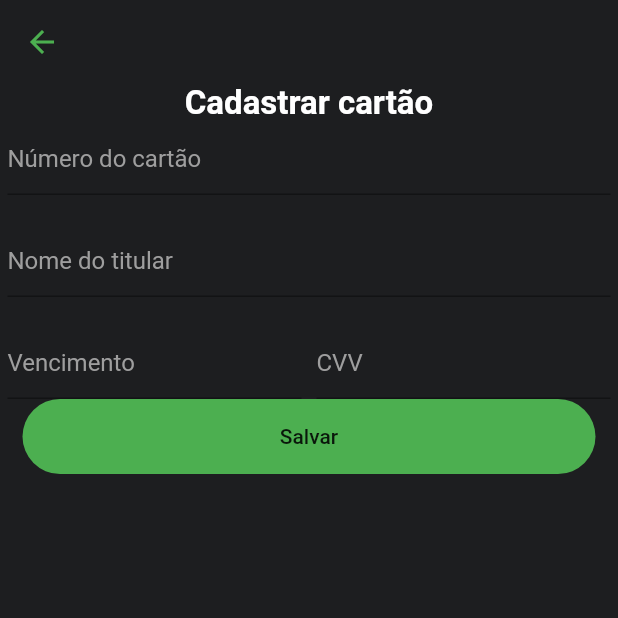
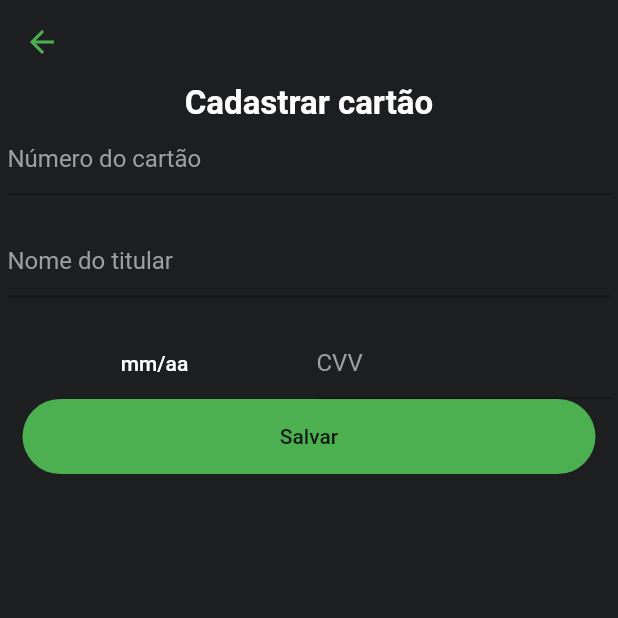
Before and after one commit to muniz95/desafio-picpay-mobile, a Flutter app: the CardFormScreen screen opened directly, on a phone screen of 412 x 824 dp, the top half of it. Run offline on Flutter 3.47's test engine with Material 2 defaults, Android fonts, the phone set to English and light mode, and no system bars; our stand-ins replace dio, rxdart; generated files the repository leaves out were written again; network calls fail.

Commit message:
Layout fixes and datepicker for card expiration added

```diff
--- a/lib/bloc/card.bloc.dart
+++ b/lib/bloc/card.bloc.dart
@@ -3,7 +3,7 @@ import 'package:rxdart/rxdart.dart';
 
 class CardBloc {
   BehaviorSubject<Card> _card = BehaviorSubject<Card>();
-  Stream<Card> get card => _card.stream;
+  Card get card => _card.stream.value;
 
   BehaviorSubject<int> _number = BehaviorSubject<int>();
   Function(int) get setNumber => _number.sink.add;
@@ -11,8 +11,9 @@ class CardBloc {
   BehaviorSubject<String> _titular = BehaviorSubject<String>();
   Function(String) get setTitular => _titular.sink.add;
 
-  BehaviorSubject<DateTime> _expiration = BehaviorSubject<DateTime>();
-  Function(DateTime) get setExpiration => _expiration.sink.add;
+  BehaviorSubject<String> _expiration = BehaviorSubject<String>();
+  Stream<String> get expiration => _expiration.stream;
+  Function(String) get setExpiration => _expiration.sink.add;
 
   BehaviorSubject<int> _cvv = BehaviorSubject<int>();
   Function(int) get setCvv => _cvv.sink.add;
--- a/lib/main.dart
+++ b/lib/main.dart
@@ -11,7 +11,7 @@ class MyApp extends StatelessWidget {
       child: MaterialApp(
         title: 'Flutter Demo',
         theme: ThemeData(
-          primarySwatch: Colors.blue,
+          primarySwatch: Colors.green,
         ),
         home: ContactsScreen(),
       ),
--- a/lib/models/card.model.dart
+++ b/lib/models/card.model.dart
@@ -1,7 +1,7 @@
 class Card {
   final int number;
   final String titular;
-  final DateTime expiration;
+  final String expiration;
   final int cvv;
 
   Card({this.number, this.titular, this.expiration, this.cvv});
--- a/lib/screens/card_form.screen.dart
+++ b/lib/screens/card_form.screen.dart
@@ -10,8 +10,30 @@ class CardFormScreen extends StatefulWidget {
 }
 
 class _CardFormScreenState extends State<CardFormScreen> {
+  FocusNode _focus = new FocusNode();
   var _formKey = GlobalKey<FormState>();
   CardBloc _bloc;
+  Future<Null> _selectDate(BuildContext context) async {
+    final DateTime picked = await showDatePicker(
+      context: context,
+      initialDate: DateTime.now(),
+      firstDate: DateTime(2015, 8),
+      lastDate: DateTime(2101),
+    );
+    if (picked != null){
+      String month = picked.month > 9
+        ? "${picked.month}"
+        : "0${picked.month}";
+      String year = picked.year.toString().substring(2);
+      _bloc.setExpiration("$month/$year");
+    }
+  }
+
+  @override
+  void initState() {
+    super.initState();
+    _focus.addListener(() => _selectDate(context));
+  }
 
   @override
   void didChangeDependencies() {
@@ -66,6 +88,7 @@ class _CardFormScreenState extends State<CardFormScreen> {
                             )
                           )
                         ),
+                        keyboardType: TextInputType.number,
                         onSaved: (String val) {
                           _bloc.setNumber(int.parse(val));
                         },
@@ -103,24 +126,43 @@ class _CardFormScreenState extends State<CardFormScreen> {
                         Expanded(
                           child: Container(
                             padding: EdgeInsets.only(left: 5, right: 5),
-                            child: TextFormField(
-                              decoration: InputDecoration(
-                                hintText: "Vencimento",
-                                hintStyle: TextStyle(
-                                  color: Colors.grey,
-                                ),
-                                focusedBorder: UnderlineInputBorder(
-                                  borderSide: BorderSide(
-                                    color: Colors.green
-                                  )
-                                )
+                            child: FlatButton(
+                              onPressed: () {
+                                _selectDate(context);
+                              },
+                              child: StreamBuilder<String>(
+                                stream: _bloc.expiration,
+                                builder: (BuildContext context, AsyncSnapshot snapshot) {
+                                  return Text(
+                                    snapshot.hasData ? snapshot.data : "mm/aa",
+                                    style: TextStyle(
+                                      color: Colors.white,
+                                    ),
+                                  );
+                                },
                               ),
-                              onSaved: (String val) {
-                                _bloc.setExpiration(DateTime.now());
-                              },
-                              style: TextStyle(
-                                color: Colors.white,
-                              ),
+                              // child: TextFormField(
+                              //   enabled: false,
+                              //   initialValue: _bloc.expiration,
+                              //   decoration: InputDecoration(
+                              //     hintText: "Vencimento",
+                              //     hintStyle: TextStyle(
+                              //       color: Colors.grey,
+                              //     ),
+                              //     focusedBorder: UnderlineInputBorder(
+                              //       borderSide: BorderSide(
+                              //         color: Colors.green
+                              //       )
+                              //     )
+                              //   ),
+                              //   focusNode: _focus,
+                              //   onSaved: (String val) {
+                              //     _bloc.setExpiration(DateTime.now());
+                              //   },
+                              //   style: TextStyle(
+                              //     color: Colors.white,
+                              //   ),
+                              // ),
                             ),
                           ),
                         ),
```
Also changed, not shown: lib/screens/contacts.screen.dart (+22 -7 lines), lib/screens/payment.screen.dart (+49 -0 lines).
